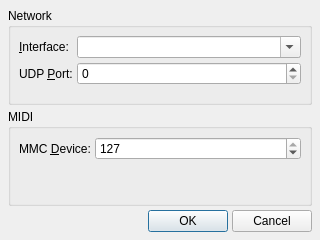
Above: src/qmidictlOptionsForm.ui from rncbc/qmidictl before the change. Below: the same form after it.
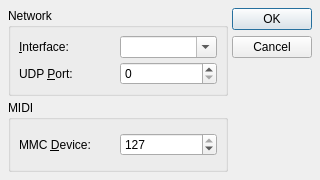
That is the form after the change. Icons and pictures are not drawn.

Commit message: - Use standard dialog buttons as provided by QDialogButtonBox.

```diff
--- a/src/qmidictlOptionsForm.ui
+++ b/src/qmidictlOptionsForm.ui
@@ -27,7 +27,7 @@
     <x>0</x>
     <y>0</y>
     <width>320</width>
-    <height>240</height>
+    <height>180</height>
    </rect>
   </property>
   <property name="windowTitle">
@@ -37,6 +37,8 @@
    <iconset resource="qmidictl.qrc">
     <normaloff>:/images/qmidictl.png</normaloff>:/images/qmidictl.png</iconset>
   </property>
+  <layout class="QHBoxLayout">
+   <item>
   <layout class="QVBoxLayout">
    <item>
     <widget class="QGroupBox" name="NetworkGroupBox">
@@ -46,7 +48,7 @@
      <property name="flat">
       <bool>true</bool>
      </property>
-     <layout class="QFormLayout">
+       <layout class="QGridLayout">
       <item row="0" column="0">
        <widget class="QLabel" name="InterfaceTextLabel">
         <property name="text">
@@ -95,7 +97,7 @@
      <property name="flat">
       <bool>true</bool>
      </property>
-     <layout class="QFormLayout">
+       <layout class="QGridLayout">
       <item row="0" column="0">
        <widget class="QLabel" name="MmcDeviceTextLabel">
         <property name="text">
@@ -122,42 +124,17 @@
      </layout>
     </widget>
    </item>
+    </layout>
+   </item>
    <item>
-    <layout class="QHBoxLayout">
-     <item>
-      <spacer>
+    <widget class="QDialogButtonBox" name="DialogButtonBox">
        <property name="orientation">
-        <enum>Qt::Horizontal</enum>
-       </property>
-       <property name="sizeHint" stdset="0">
-        <size>
-         <width>160</width>
-         <height>20</height>
-        </size>
-       </property>
-      </spacer>
-     </item>
-     <item>
-      <widget class="QPushButton" name="AcceptButton">
-       <property name="text">
-        <string>OK</string>
-       </property>
-       <property name="icon">
-        <iconset>:/images/formAccept.png</iconset>
-       </property>
-      </widget>
-     </item>
-     <item>
-      <widget class="QPushButton" name="RejectButton">
-       <property name="text">
-        <string>Cancel</string>
-       </property>
-       <property name="icon">
-        <iconset>:/images/formReject.png</iconset>
-       </property>
-      </widget>
-     </item>
-    </layout>
+      <enum>Qt::Vertical</enum>
+     </property>
+     <property name="standardButtons">
+      <set>QDialogButtonBox::Cancel|QDialogButtonBox::Ok</set>
+     </property>
+    </widget>
    </item>
   </layout>
  </widget>
```
Left out of the diff: 3 changed lines with no effect on the pictures. Lines whose indentation alone changed are shown as unchanged. The commit also changes 3 other files.
